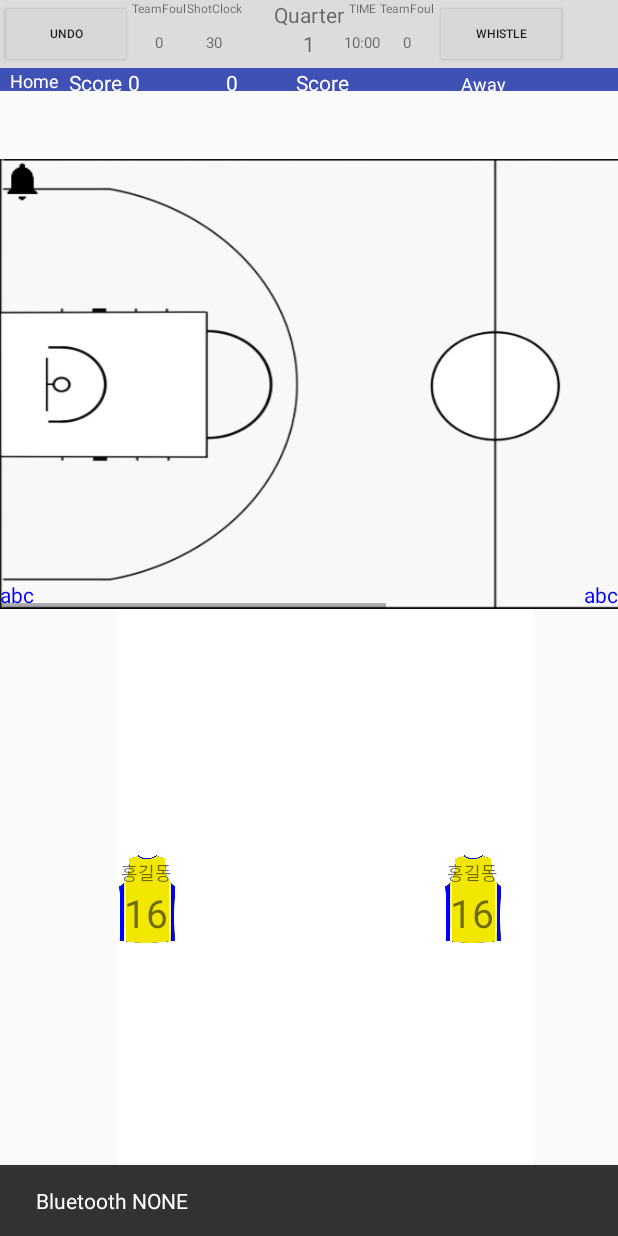
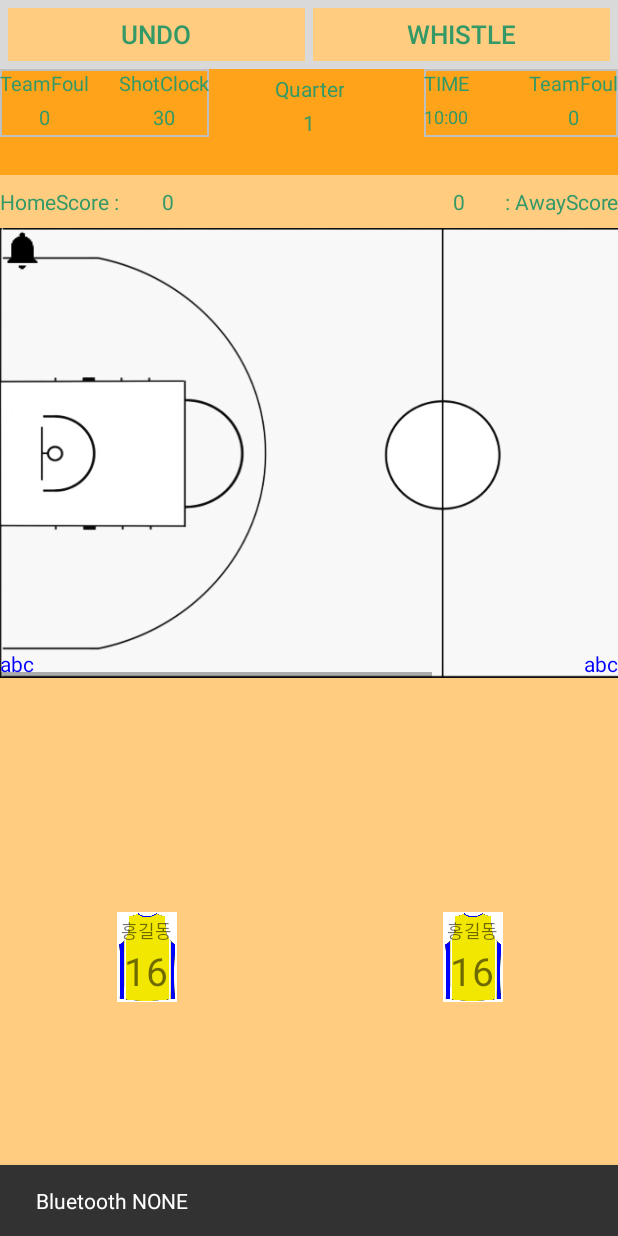
Before and after one commit to ckwer/5x5-Hoopick, an Android app: the ActivityPlayBall screen opened directly, with no data from a screen before it, on a phone screen of 412 x 824 dp. Run offline under Robolectric (Android 15) with nearby library versions, the phone set to English and light mode, and no system bars.

Commit message:
Game 가로화면 UI -> 세로화면 UI로 변경

```diff
--- /dev/null
+++ b/app/src/main/res/drawable/home_away_teamfoul_layout.xml
@@ -0,0 +1,5 @@
+<?xml version="1.0" encoding="utf-8"?>
+<shape xmlns:android="http://schemas.android.com/apk/res/android" android:shape="rectangle" >
+    <solid android:color="#ffa31a" />
+    <stroke android:width="1dip" android:color="#bfbfbf"/>
+</shape>
--- /dev/null
+++ b/app/src/main/res/drawable/undo_button.xml
@@ -0,0 +1,8 @@
+<?xml version="1.0" encoding="utf-8"?>
+<selector xmlns:android="http://schemas.android.com/apk/res/android">
+    <item android:state_pressed="true" android:drawable="@drawable/undo_whistle_click"/>
+    <item android:state_focused="true" android:drawable="@drawable/undo_whistle_click"/>
+    <item android:state_pressed="true" android:drawable="@drawable/undo_whistle_click"/>
+    <item android:drawable="@drawable/undo_whistle_prev"/>
+
+</selector>
--- /dev/null
+++ b/app/src/main/res/drawable/whistle_button.xml
@@ -0,0 +1,9 @@
+<?xml version="1.0" encoding="utf-8"?>
+<selector xmlns:android="http://schemas.android.com/apk/res/android">
+    <item android:state_pressed="true" android:drawable="@drawable/undo_whistle_click"/>
+    <item android:state_focused="true" android:drawable="@drawable/undo_whistle_click"/>
+    <item android:state_pressed="true" android:drawable="@drawable/undo_whistle_click"/>
+    <item android:drawable="@drawable/undo_whistle_prev"/>
+
+
+</selector>
--- a/app/src/main/res/layout/activity_playball.xml
+++ b/app/src/main/res/layout/activity_playball.xml
@@ -4,6 +4,80 @@
     android:orientation="vertical" android:layout_width="match_parent"
     android:layout_height="match_parent"
     android:weightSum="1">
+
+    <LinearLayout
+        android:layout_width="match_parent"
+        android:layout_height="5dp"
+        android:background="#d9d9d9"
+        android:orientation="horizontal"></LinearLayout>
+
+    <LinearLayout
+        android:layout_width="match_parent"
+        android:layout_height="35dp"
+        android:background="#d9d9d9"
+        android:orientation="horizontal">
+
+        <LinearLayout
+            android:layout_width="5dp"
+            android:layout_height="match_parent"
+            android:background="#d9d9d9"
+            android:orientation="vertical"></LinearLayout>
+
+        <LinearLayout
+            android:layout_width="match_parent"
+            android:layout_height="match_parent"
+            android:layout_weight="1"
+            android:background="#d9d9d9"
+            android:orientation="horizontal">
+
+            <Button
+                android:id="@+id/button_undo"
+                android:layout_width="wrap_content"
+                android:layout_height="match_parent"
+                android:layout_weight="1"
+                android:background="@drawable/undo_button"
+                android:text="UNDO"
+                android:textColor="#339966"
+                android:textSize="17sp" />
+        </LinearLayout>
+
+        <LinearLayout
+            android:layout_width="5dp"
+            android:layout_height="match_parent"
+            android:background="#d9d9d9"
+            android:orientation="vertical"></LinearLayout>
+
+        <LinearLayout
+            android:layout_width="match_parent"
+            android:layout_height="match_parent"
+            android:layout_weight="1"
+            android:background="#d9d9d9"
+            android:orientation="horizontal">
+
+            <Button
+                android:id="@+id/button_whistle"
+                android:layout_width="wrap_content"
+                android:layout_height="wrap_content"
+                android:layout_weight="1"
+                android:background="@drawable/whistle_button"
+                android:text="Whistle"
+                android:textColor="#339966"
+                android:textSize="17sp" />
+        </LinearLayout>
+
+        <LinearLayout
+            android:layout_width="5dp"
+            android:layout_height="match_parent"
+            android:background="#d9d9d9"
+            android:orientation="vertical"></LinearLayout>
+
+    </LinearLayout>
+
+    <LinearLayout
+        android:layout_width="match_parent"
+        android:layout_height="5dp"
+        android:background="#d9d9d9"
+        android:orientation="horizontal"></LinearLayout>
 
     <RelativeLayout
         android:id="@+id/layout_Top"
@@ -20,7 +94,7 @@
             android:layout_alignParentLeft="true"
             android:layout_alignParentStart="true"
             android:layout_alignParentTop="true"
-            android:background="?attr/colorControlHighlight">
+            android:background="#ffa31a">
 
             <LinearLayout
                 android:id="@+id/HomeLayout"
@@ -30,14 +104,9 @@
                 android:layout_alignParentLeft="true"
                 android:layout_alignParentStart="true"
                 android:layout_alignParentTop="true"
+                android:background="@drawable/home_away_teamfoul_layout"
+                android:gravity="left"
                 android:orientation="horizontal">
-
-                <Button
-                    android:id="@+id/button_undo"
-                    android:layout_width="wrap_content"
-                    android:layout_height="match_parent"
-                    android:text="UNDO"
-                    android:textSize="8sp" />
 
                 <LinearLayout
                     android:id="@+id/layout_home_team_foul"
@@ -46,11 +115,13 @@
                     android:orientation="vertical">
 
                     <TextView
+                        android:id="@+id/textView14"
                         android:layout_width="match_parent"
                         android:layout_height="wrap_content"
                         android:gravity="center"
                         android:text="TeamFoul"
-                        android:textSize="8dp" />
+                        android:textColor="#339966"
+                        android:textSize="13sp" />
 
                     <TextView
                         android:id="@+id/text_home_foul"
@@ -58,15 +129,22 @@
                         android:layout_height="match_parent"
                         android:gravity="center"
                         android:text="0"
-                        android:textSize="10sp" />
+                        android:textColor="#339966"
+                        android:textSize="13sp" />
                 </LinearLayout>
+
+                <RelativeLayout
+                    android:layout_width="20dp"
+                    android:layout_height="match_parent">
+
+                </RelativeLayout>
 
                 <LinearLayout
                     android:id="@+id/layout_shot_time"
                     android:layout_width="wrap_content"
                     android:layout_height="match_parent"
-                    android:layout_weight="3.52"
-                    android:orientation="vertical">
+                    android:orientation="vertical"
+                    android:paddingLeft="0dp">
 
                     <TextView
                         android:id="@+id/textView7"
@@ -74,7 +152,8 @@
                         android:layout_height="wrap_content"
                         android:gravity="center"
                         android:text="ShotClock"
-                        android:textSize="8dp" />
+                        android:textColor="#339966"
+                        android:textSize="13sp" />
 
                     <TextView
                         android:id="@+id/text_shot_time"
@@ -82,28 +161,32 @@
                         android:layout_height="match_parent"
                         android:gravity="center"
                         android:text="24"
-                        android:textSize="10sp" />
+                        android:textColor="#339966"
+                        android:textSize="13sp" />
                 </LinearLayout>
 
             </LinearLayout>
 
             <LinearLayout
-                android:id="@+id/linearLayout2"
-                android:layout_width="250dp"
-                android:layout_height="25dp"
+                android:id="@+id/AwayLayout"
+                android:layout_width="wrap_content"
+                android:layout_height="match_parent"
                 android:layout_alignParentBottom="true"
                 android:layout_alignParentEnd="true"
                 android:layout_alignParentRight="true"
                 android:layout_alignParentTop="true"
-                android:orientation="horizontal"
                 android:layout_toEndOf="@+id/textView3"
-                android:layout_toRightOf="@+id/textView3">
+                android:layout_toRightOf="@+id/textView3"
+                android:background="@drawable/home_away_teamfoul_layout"
+                android:gravity="right"
+                android:orientation="horizontal">
 
                 <LinearLayout
                     android:id="@+id/layout_game_time"
                     android:layout_width="wrap_content"
                     android:layout_height="match_parent"
-                    android:orientation="vertical">
+                    android:orientation="vertical"
+                    android:paddingRight="20dp">
 
                     <TextView
                         android:id="@+id/textView19"
@@ -111,7 +194,8 @@
                         android:layout_height="wrap_content"
                         android:gravity="center"
                         android:text="TIME"
-                        android:textSize="8sp" />
+                        android:textColor="#339966"
+                        android:textSize="13sp" />
 
                     <TextView
                         android:id="@+id/text_game_time"
@@ -119,8 +203,15 @@
                         android:layout_height="match_parent"
                         android:gravity="center"
                         android:text="00:00"
-                        android:textSize="10sp" />
+                        android:textColor="#339966"
+                        android:textSize="12sp" />
                 </LinearLayout>
+
+                <RelativeLayout
+                    android:layout_width="20dp"
+                    android:layout_height="match_parent">
+
+                </RelativeLayout>
 
                 <LinearLayout
                     android:id="@+id/layout_away_team_foul"
@@ -134,7 +225,8 @@
                         android:layout_height="wrap_content"
                         android:gravity="center"
                         android:text="TeamFoul"
-                        android:textSize="8sp" />
+                        android:textColor="#339966"
+                        android:textSize="13sp" />
 
                     <TextView
                         android:id="@+id/text_away_foul"
@@ -142,25 +234,34 @@
                         android:layout_height="match_parent"
                         android:gravity="center"
                         android:text="0"
-                        android:textSize="10sp" />
+                        android:textColor="#339966"
+                        android:textSize="13sp" />
                 </LinearLayout>
-
-                <Button
-                    android:id="@+id/button_whistle"
-                    android:layout_width="wrap_content"
-                    android:layout_height="wrap_content"
-                    android:text="Whistle"
-                    android:textSize="8sp" />
 
             </LinearLayout>
 
+            <LinearLayout
+                android:id="@+id/top2"
+                android:layout_width="match_parent"
+                android:layout_height="match_parent"
+                android:layout_alignParentLeft="true"
+                android:layout_alignParentStart="true"
+                android:layout_alignParentTop="true"
+                android:layout_centerInParent="false"
+                android:layout_weight="0.05"
+                android:gravity="center"
+                android:orientation="vertical">
+
                 <TextView
-                android:id="@+id/textView3"
+                    android:id="@+id/textView9"
                     android:layout_width="wrap_content"
-                android:layout_height="wrap_content"
+                    android:layout_height="match_parent"
                     android:layout_alignParentTop="true"
-                android:layout_centerHorizontal="true"
-                android:text="Quarter" />
+                    android:layout_centerHorizontal="false"
+                    android:layout_weight="1"
+                    android:gravity="center"
+                    android:text="Quarter"
+                    android:textColor="#339966" />
 
                 <TextView
                     android:id="@+id/quarterText"
@@ -168,85 +269,123 @@
                     android:layout_height="wrap_content"
                     android:layout_below="@+id/textView3"
                     android:layout_centerHorizontal="true"
-                android:text="1" />
+                    android:text="1"
+                    android:textColor="#339966" />
+            </LinearLayout>
 
         </RelativeLayout>
 
-        <RelativeLayout
+        <LinearLayout
             android:id="@+id/layout_top2"
             android:layout_width="match_parent"
-            android:layout_height="15dp"
+            android:layout_height="match_parent"
+            android:layout_alignParentEnd="true"
+            android:layout_alignParentRight="true"
+            android:layout_below="@+id/layout_top1"
+            android:background="#ffa31a"
+            android:orientation="horizontal">
+
+            <LinearLayout
+                android:id="@+id/HomeName_layout"
+                android:layout_width="match_parent"
+                android:layout_height="match_parent"
+                android:layout_weight="0.05"
+                android:gravity="left"
+                android:orientation="horizontal">
+
+                <TextView
+                    android:id="@+id/text_home_team_name"
+                    android:layout_width="wrap_content"
+                    android:layout_height="wrap_content"
+                    android:layout_weight="1"
+                    android:text="TeamName"
+                    android:textColor="#339966"
+                    android:textSize="16sp" />
+
+            </LinearLayout>
+
+            <LinearLayout
+                android:id="@+id/AwayName_layout"
+                android:layout_width="match_parent"
+                android:layout_height="match_parent"
+                android:layout_weight="0.05"
+                android:gravity="right"
+                android:orientation="horizontal">
+
+                <TextView
+                    android:id="@+id/text_away_team_name"
+                    android:layout_width="wrap_content"
+                    android:layout_height="wrap_content"
+                    android:layout_weight="1"
+                    android:gravity="right"
+                    android:text="TeamName"
+                    android:textColor="#339966"
+                    android:textSize="16sp" />
+
+            </LinearLayout>
+
+        </LinearLayout>
+
+        <RelativeLayout
+            android:id="@+id/layout_top3"
+            android:layout_width="match_parent"
+            android:layout_height="35dp"
+            android:layout_alignParentBottom="true"
             android:layout_alignParentLeft="true"
             android:layout_alignParentStart="true"
-            android:layout_below="@+id/layout_top1"
-            android:background="@color/colorPrimary">
+            android:background="#ffcc80">
 
             <LinearLayout
-                android:layout_width="100dp"
+                android:id="@+id/HomeScore_layout"
+                android:layout_width="250dp"
                 android:layout_height="wrap_content"
                 android:layout_alignParentBottom="true"
                 android:layout_alignParentLeft="true"
                 android:layout_alignParentStart="true"
                 android:layout_alignParentTop="true"
                 android:layout_toStartOf="@+id/linearLayout3"
+                android:gravity="center"
                 android:orientation="horizontal">
-
-                <TextView
-                    android:id="@+id/text_home_team_name"
-                    android:layout_width="wrap_content"
-                    android:layout_height="wrap_content"
-                    android:layout_weight="0.05"
-                    android:gravity="center_horizontal"
-                    android:text="TeamName"
-                    android:textColor="@android:color/background_light"
-                    android:textSize="10sp" />
-
-                <TextView
-                    android:id="@+id/textView24"
-                    android:layout_width="wrap_content"
-                    android:layout_height="match_parent"
-                    android:layout_weight="0.05"
-                    android:gravity="center_vertical"
-                    android:text="Home"
-                    android:textColor="@android:color/background_light"
-                    android:textSize="12sp" />
 
                 <TextView
                     android:id="@+id/textView"
                     android:layout_width="wrap_content"
                     android:layout_height="wrap_content"
                     android:layout_weight="0.03"
-                    android:text="Score"
-                    android:textColor="@android:color/background_light" />
+                    android:gravity="left"
+                    android:text="HomeScore :"
+                    android:textColor="#339966" />
 
                 <TextView
                     android:id="@+id/text_home_score"
                     android:layout_width="wrap_content"
                     android:layout_height="wrap_content"
                     android:layout_weight="0.14"
+                    android:gravity="left"
                     android:text="0"
-                    android:textColor="@android:color/background_light"
+                    android:textColor="#339966"
                     android:textSize="14sp" />
 
             </LinearLayout>
 
             <LinearLayout
-                android:id="@+id/linearLayout3"
-                android:layout_width="300dp"
+                android:id="@+id/AwayScore_layout"
+                android:layout_width="150dp"
                 android:layout_height="match_parent"
-                android:layout_alignParentEnd="true"
+                android:gravity="right|center"
+                android:orientation="horizontal"
+                android:layout_alignParentTop="true"
                 android:layout_alignParentRight="true"
-                android:layout_alignParentTop="true"
-                android:orientation="horizontal">
+                android:layout_alignParentEnd="true">
 
                 <TextView
                     android:id="@+id/text_away_score"
                     android:layout_width="wrap_content"
                     android:layout_height="wrap_content"
                     android:layout_weight="1.56"
-                    android:gravity="center_horizontal"
+                    android:gravity="right|center_horizontal"
                     android:text="0"
-                    android:textColor="@android:color/background_light"
+                    android:textColor="#339966"
                     android:textSize="14sp" />
 
                 <TextView
@@ -254,28 +393,10 @@
                     android:layout_width="wrap_content"
                     android:layout_height="wrap_content"
                     android:layout_weight="1"
-                    android:text="Score"
-                    android:textColor="@android:color/background_light" />
+                    android:gravity="right"
+                    android:text=": AwayScore"
+                    android:textColor="#339966" />
 
-                <TextView
-                    android:id="@+id/textView27"
-                    android:layout_width="wrap_content"
-                    android:layout_height="wrap_content"
-                    android:layout_weight="1"
-                    android:gravity="center_horizontal"
-                    android:text="Away"
-                    android:textColor="@android:color/background_light"
-                    android:textSize="12sp" />
-
-                <TextView
-                    android:id="@+id/text_away_team_name"
-                    android:layout_width="wrap_content"
-                    android:layout_height="wrap_content"
-                    android:layout_weight="1"
-                    android:gravity="center_horizontal"
-                    android:text="TeamName"
-                    android:textColor="@android:color/background_light"
-                    android:textSize="10sp" />
             </LinearLayout>
         </RelativeLayout>
 
@@ -306,7 +427,7 @@
 
                     <ImageView
                         android:id="@+id/image_court"
-                        android:layout_width="660dp"
+                        android:layout_width="590dp"
                         android:layout_height="match_parent"
                         android:background="@android:color/background_light"
                         android:scaleType="fitXY"
@@ -347,6 +468,7 @@
     <LinearLayout
         android:layout_width="match_parent"
         android:layout_height="wrap_content"
+        android:background="#ffcc80"
         android:orientation="horizontal"
         android:weightSum="1">
 
@@ -359,7 +481,7 @@
             android:layout_marginStart="78dp"
             android:layout_toEndOf="@+id/layout_home_uniform1"
             android:layout_toRightOf="@+id/layout_home_uniform1"
-            android:background="@android:color/background_light"
+            android:background="#ffcc80"
             android:gravity="left">
 
             <include
@@ -391,7 +513,7 @@
             android:layout_toLeftOf="@+id/textDebugRight"
             android:layout_toStartOf="@+id/textDebugRight"
             android:layout_weight="0.71"
-            android:background="@android:color/background_light"
+            android:background="#ffcc80"
             android:gravity="right">
 
             <include
--- a/app/src/main/res/values/colors.xml
+++ b/app/src/main/res/values/colors.xml
@@ -17,4 +17,8 @@
     <color name="btn_login_bg">#eceef1</color>
     <color name="lbl_name">#333333</color>
     <color name="btn_logut_bg">#ff6861</color>
+
+    <drawable name="undo_whistle_click">#d9d9d9</drawable>
+    <drawable name="undo_whistle_prev">#ffcc80</drawable>
+
 </resources>
```
Also changed, not shown: app/src/main/res/drawable-xxhdpi/goal_foul_fail.png (added). Lines whose indentation alone changed are shown as unchanged.
